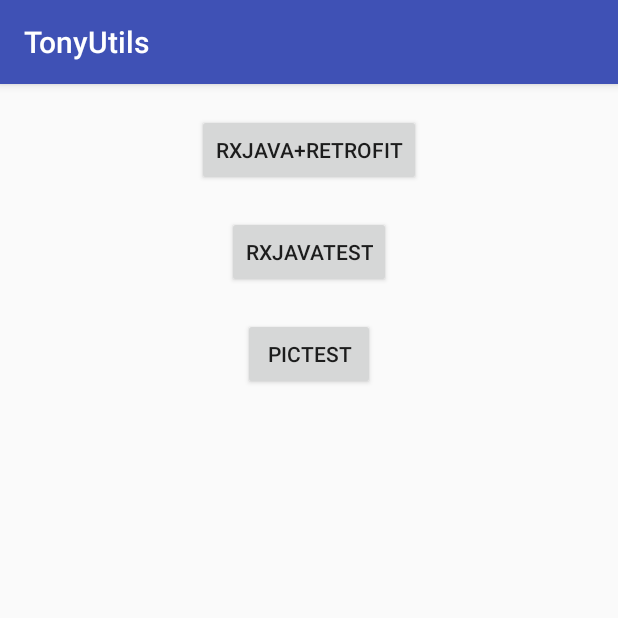
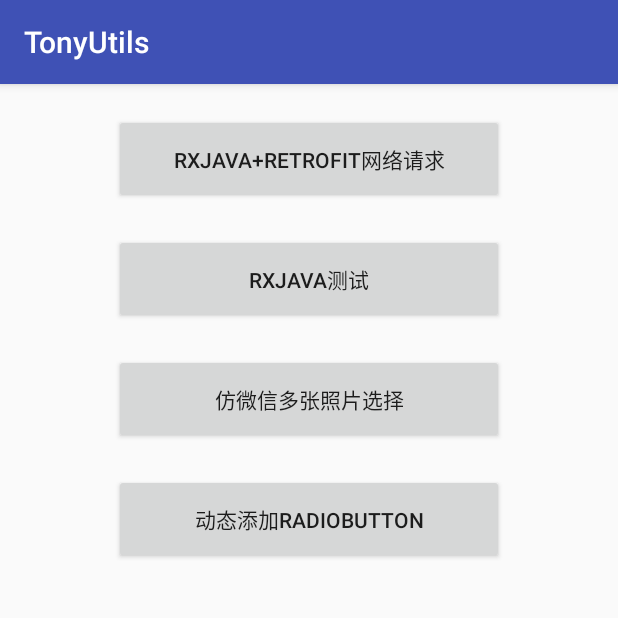
Before and after one commit to gitzsq/TonyUtils, an Android app: the screen it shows after launch (MainActivity), on a phone screen of 412 x 824 dp, the top half of it. Run offline under Robolectric (Android 15) with nearby library versions, the phone set to English and light mode, and no system bars.

Commit message:
动态添加radio button

```diff
--- a/app/src/main/java/com/tony/utils/utils/ToastUtil.java
+++ b/app/src/main/java/com/tony/utils/utils/ToastUtil.java
@@ -27,6 +27,7 @@ public class ToastUtil {
             Looper.prepare();
             Toast.makeText(context,text,Toast.LENGTH_SHORT).show();
             Looper.loop();
+
         }
     }
 
--- a/app/src/main/res/layout/activity_main.xml
+++ b/app/src/main/res/layout/activity_main.xml
@@ -9,23 +9,29 @@
 
     <Button
         android:id="@+id/networkrequest_btn"
-        android:layout_width="wrap_content"
-        android:layout_height="wrap_content"
+        android:layout_width="260dp"
+        android:layout_height="60dp"
         android:layout_marginTop="20dp"
-        android:text="RxJava+Retrofit" />
+        android:text="RxJava+Retrofit网络请求" />
 
     <Button
         android:id="@+id/rx_btn"
-        android:layout_width="wrap_content"
-        android:layout_height="wrap_content"
+        android:layout_width="260dp"
+        android:layout_height="60dp"
         android:layout_marginTop="20dp"
-        android:text="RxJavaTest" />
+        android:text="RxJava测试" />
 
     <Button
         android:id="@+id/pic_btn"
-        android:layout_width="wrap_content"
-        android:layout_height="wrap_content"
+        android:layout_width="260dp"
+        android:layout_height="60dp"
         android:layout_marginTop="20dp"
-        android:text="PicTest" />
+        android:text="仿微信多张照片选择" />
 
+    <Button
+        android:id="@+id/radio_btn"
+        android:layout_width="260dp"
+        android:layout_height="60dp"
+        android:layout_marginTop="20dp"
+        android:text="动态添加radiobutton" />
 </LinearLayout>
```
Also changed, not shown: app/src/main/AndroidManifest.xml (+5 -6 lines), app/src/main/java/com/tony/utils/ui/activity/MainActivity.kt (+12 -6 lines), app/src/main/java/com/tony/utils/ui/activity/RadioActivity.java (added, +69 -0 lines), app/src/main/res/drawable/radio.xml (added, +9 -0 lines), app/src/main/res/layout/activity_radio.xml (added, +19 -0 lines).
